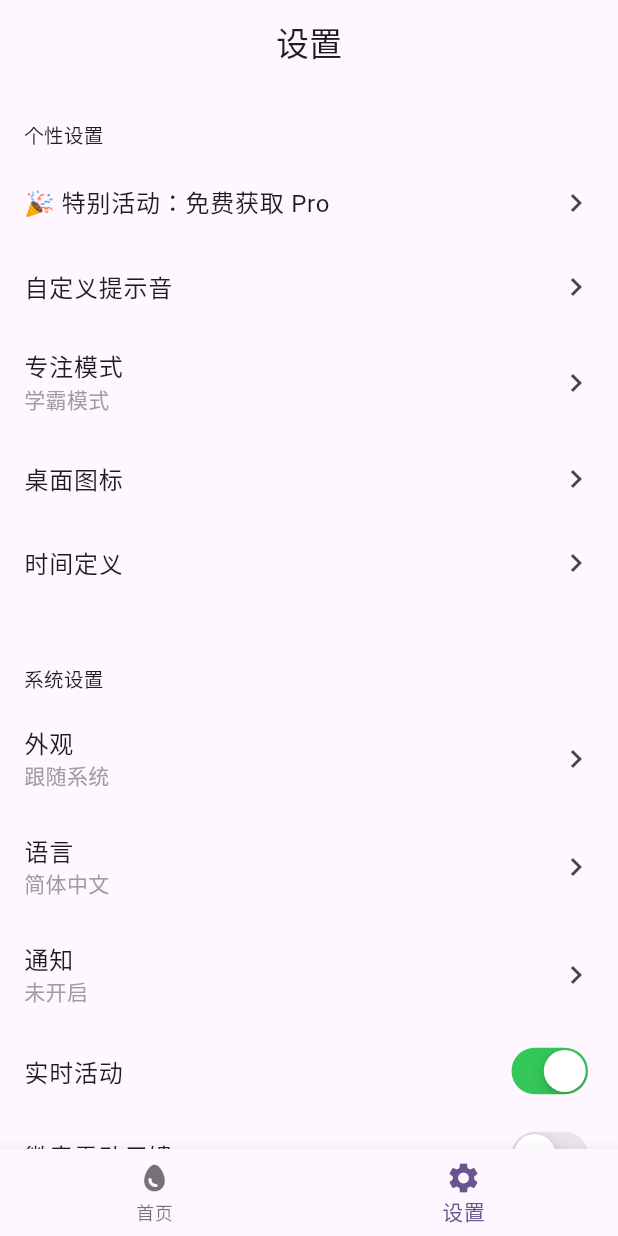
After one commit to Aimeexu/Focus, a Flutter app: the MainScaffold screen opened directly, item 2 of the bottom bar chosen, on a phone screen of 412 x 824 dp. The commit adds this screen. Run offline on Flutter 3.47's test engine with Material 3 defaults, Android fonts, the phone set to English and light mode, and no system bars; our stand-ins replace google_fonts, lottie.

Commit message:
添加设置页面

```diff
--- a/flutter_application_3/lib/main.dart
+++ b/flutter_application_3/lib/main.dart
@@ -1,10 +1,9 @@
 import 'package:flutter/material.dart';
 import 'package:google_fonts/google_fonts.dart';
-import 'dart:convert';
-import 'package:http/http.dart' as http;
 import 'package:lottie/lottie.dart';
+import 'network_service.dart';
 import 'home_page.dart';
-import 'network_service.dart';
+import 'setting.dart';
 
 void main() {
   runApp(const MyApp());
@@ -70,7 +69,7 @@ class _MyHomePageState extends State<MyHomePage> {
     if (result != null && result['status'] == 'success') {
       Navigator.pushReplacement(
         context,
-        MaterialPageRoute(builder: (context) => const HomePage()),
+        MaterialPageRoute(builder: (context) => const MainScaffold()),
       );
     } else {
       print("登录失败");
@@ -232,3 +231,41 @@ class _MyHomePageState extends State<MyHomePage> {
     );
   }
 }
+
+class MainScaffold extends StatefulWidget {
+  const MainScaffold({Key? key}) : super(key: key);
+  @override
+  State<MainScaffold> createState() => _MainScaffoldState();
+}
+
+class _MainScaffoldState extends State<MainScaffold> {
+  int _currentIndex = 0;
+  final List<Widget> _pages = [
+    HomePage(),
+    // 其他页面，如历史、成就等
+    SettingsPage(),
+  ];
+
+  @override
+  Widget build(BuildContext context) {
+    return Scaffold(
+      body: IndexedStack(
+        index: _currentIndex,
+        children: _pages,
+      ),
+      bottomNavigationBar: BottomNavigationBar(
+        currentIndex: _currentIndex,
+        onTap: (index) {
+          setState(() {
+            _currentIndex = index;
+          });
+        },
+        items: const [
+          BottomNavigationBarItem(icon: Icon(Icons.egg), label: '首页'),
+          // 其他导航项
+          BottomNavigationBarItem(icon: Icon(Icons.settings), label: '设置'),
+        ],
+      ),
+    );
+  }
+}
--- /dev/null
+++ b/flutter_application_3/lib/setting.dart
@@ -0,0 +1,148 @@
+import 'package:flutter/cupertino.dart';
+import 'package:flutter/material.dart';
+
+void main() => runApp(const SettingsApp());
+
+class SettingsApp extends StatelessWidget {
+  const SettingsApp({super.key});
+
+  @override
+  Widget build(BuildContext context) {
+    return MaterialApp(
+      title: '设置页面',
+      themeMode: ThemeMode.system,
+      theme: ThemeData.light(),
+      darkTheme: ThemeData.dark(),
+      home: const SettingsPage(),
+      debugShowCheckedModeBanner: false,
+    );
+  }
+}
+
+class SettingsPage extends StatefulWidget {
+  const SettingsPage({super.key});
+
+  @override
+  State<SettingsPage> createState() => _SettingsPageState();
+}
+
+class _SettingsPageState extends State<SettingsPage> {
+  bool realTimeActivity = true;
+  bool hapticFeedback = false;
+
+  void navigateToPage(String title) {
+    Navigator.push(
+      context,
+      MaterialPageRoute(
+        builder: (context) => DetailPage(title: title),
+      ),
+    );
+  }
+
+  @override
+  Widget build(BuildContext context) {
+    final isDark = Theme.of(context).brightness == Brightness.dark;
+
+    return Scaffold(
+      appBar: AppBar(
+        title: const Text("设置"),
+        centerTitle: true,
+        backgroundColor: Theme.of(context).scaffoldBackgroundColor,
+        elevation: 0,
+      ),
+      body: ListView(
+        padding: const EdgeInsets.symmetric(horizontal: 16),
+        children: [
+          const SizedBox(height: 8),
+          const SectionTitle(title: "个性设置"),
+          settingTile("🎉 特别活动：免费获取 Pro", onTap: () => navigateToPage("Pro活动")),
+          settingTile("自定义提示音", onTap: () => navigateToPage("提示音设置")),
+          settingTile("专注模式", subtitle: "学霸模式", onTap: () => navigateToPage("专注模式")),
+          settingTile("桌面图标", onTap: () => navigateToPage("图标设置")),
+          settingTile("时间定义", onTap: () => navigateToPage("时间定义")),
+          const SizedBox(height: 24),
+          const SectionTitle(title: "系统设置"),
+          settingTile("外观", subtitle: "跟随系统", onTap: () => navigateToPage("外观设置")),
+          settingTile("语言", subtitle: "简体中文", onTap: () => navigateToPage("语言设置")),
+          settingTile("通知", subtitle: "未开启", onTap: () => navigateToPage("通知设置")),
+          settingSwitch("实时活动", realTimeActivity, (val) {
+            setState(() => realTimeActivity = val);
+          }),
+          settingSwitch("徽章震动反馈", hapticFeedback, (val) {
+            setState(() => hapticFeedback = val);
+          }),
+          settingTile("iCloud 数据同步", leadingIcon: CupertinoIcons.cloud, onTap: () => navigateToPage("iCloud同步")),
+          settingTile("同步到日历和 Apple 健康", leadingIcon: CupertinoIcons.calendar, onTap: () => navigateToPage("同步设置")),
+          const SizedBox(height: 24),
+        ],
+      ),
+    );
+  }
+
+  Widget settingTile(String title,
+      {String? subtitle,
+      IconData? leadingIcon,
+      VoidCallback? onTap}) {
+    return ListTile(
+      contentPadding: EdgeInsets.zero,
+      leading: leadingIcon != null
+          ? Icon(leadingIcon, size: 20, color: Theme.of(context).iconTheme.color)
+          : null,
+      title: Text(title, style: const TextStyle(fontSize: 16)),
+      subtitle: subtitle != null
+          ? Text(subtitle, style: const TextStyle(color: Colors.grey))
+          : null,
+      trailing: const Icon(Icons.chevron_right),
+      onTap: onTap,
+    );
+  }
+
+  Widget settingSwitch(String title, bool value, ValueChanged<bool> onChanged) {
+    return ListTile(
+      contentPadding: EdgeInsets.zero,
+      title: Text(title, style: const TextStyle(fontSize: 16)),
+      trailing: CupertinoSwitch(
+        value: value,
+        onChanged: onChanged,
+      ),
+    );
+  }
+}
+
+class SectionTitle extends StatelessWidget {
+  final String title;
+
+  const SectionTitle({super.key, required this.title});
+
+  @override
+  Widget build(BuildContext context) {
+    return Padding(
+      padding: const EdgeInsets.only(top: 16, bottom: 8),
+      child: Text(title,
+          style: TextStyle(
+              fontSize: 13,
+              color: Theme.of(context).textTheme.bodySmall?.color)),
+    );
+  }
+}
+
+class DetailPage extends StatelessWidget {
+  final String title;
+
+  const DetailPage({super.key, required this.title});
+
+  @override
+  Widget build(BuildContext context) {
+    return Scaffold(
+      appBar: AppBar(
+        title: Text(title),
+        backgroundColor: Theme.of(context).scaffoldBackgroundColor,
+        elevation: 0,
+      ),
+      body: Center(
+        child: Text("这里是 [$title] 的设置页面",
+            style: const TextStyle(fontSize: 18)),
+      ),
+    );
+  }
+}
```
Also changed, not shown: flutter_application_3/lib/home_page.dart (+1 -33 lines).
